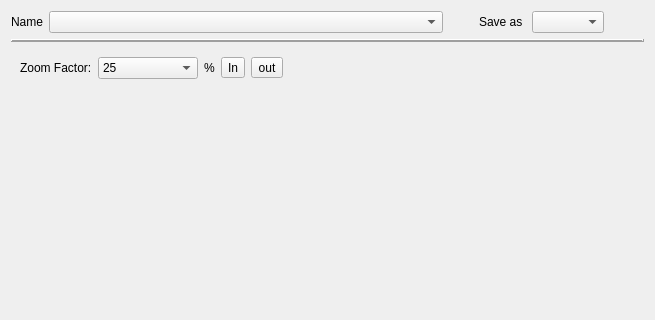
Old version of the form src/pythonGui/karabogui/dialogs/ui/logbook.ui in the repository European-XFEL/Karabo; both pictures show x 0 to 655 and y 0 to 320 of the 655 by 681 pixel window.
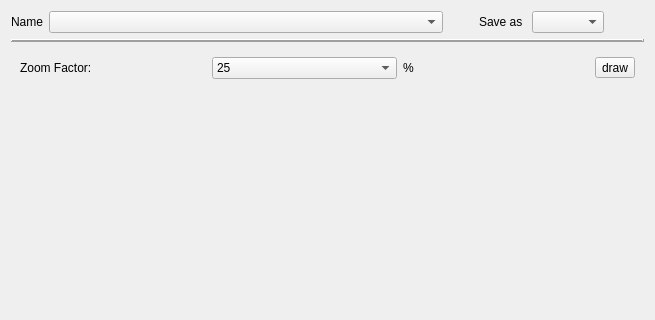
New version of the form.

Commit message: GUI:Logbook Preview- annotate image

What changed in the file:
```diff
--- a/src/pythonGui/karabogui/dialogs/ui/logbook.ui
+++ b/src/pythonGui/karabogui/dialogs/ui/logbook.ui
@@ -121,7 +121,13 @@
      <widget class="QWidget" name="image_page">
       <layout class="QVBoxLayout" name="verticalLayout_2">
        <item>
-        <layout class="QHBoxLayout" name="horizontalLayout_4" stretch="0,0,0,0,0,0">
+        <layout class="QHBoxLayout" name="horizontalLayout_4" stretch="0,0,0,0">
+         <property name="topMargin">
+          <number>0</number>
+         </property>
+         <property name="bottomMargin">
+          <number>0</number>
+         </property>
          <item>
           <widget class="QLabel" name="label_2">
            <property name="text">
@@ -187,37 +193,24 @@
           </widget>
          </item>
          <item>
-          <widget class="QToolButton" name="zoom_in_button">
-           <property name="toolTip">
-            <string>Zoom In</string>
+          <layout class="QHBoxLayout" name="toolbar_layout">
+           <property name="sizeConstraint">
+            <enum>QLayout::SetMinimumSize</enum>
            </property>
-           <property name="text">
-            <string>In</string>
-           </property>
-          </widget>
-         </item>
          <item>
-          <widget class="QToolButton" name="zoom_out_button">
+            <widget class="QToolButton" name="draw_button">
            <property name="toolTip">
             <string>Zoom Out</string>
            </property>
            <property name="text">
-            <string>out</string>
-           </property>
-          </widget>
-         </item>
-         <item>
-          <spacer name="horizontalSpacer_3">
-           <property name="orientation">
-            <enum>Qt::Horizontal</enum>
-           </property>
-           <property name="sizeHint" stdset="0">
-            <size>
-             <width>200</width>
-             <height>20</height>
-            </size>
-           </property>
-          </spacer>
+              <string>draw</string>
+             </property>
+             <property name="checkable">
+              <bool>true</bool>
+             </property>
+            </widget>
+           </item>
+          </layout>
          </item>
         </layout>
        </item>
```
Left out of the diff: 2 changed lines with no effect on the pictures. Lines whose indentation alone changed are shown as unchanged. The commit also changes 7 other files.
